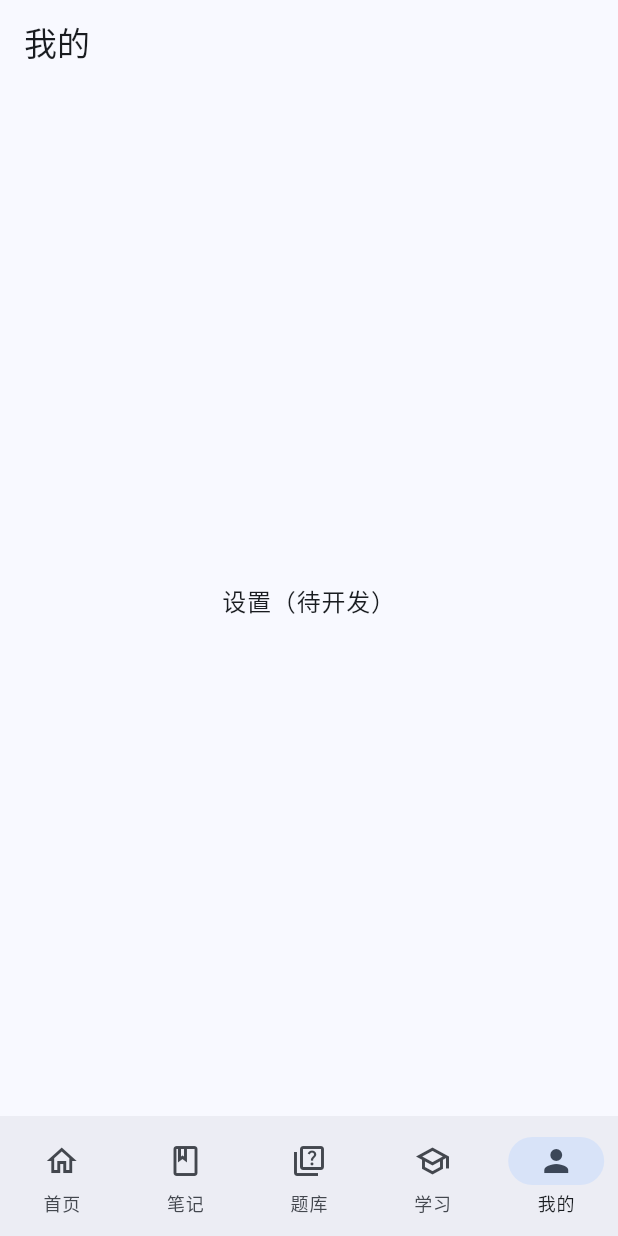
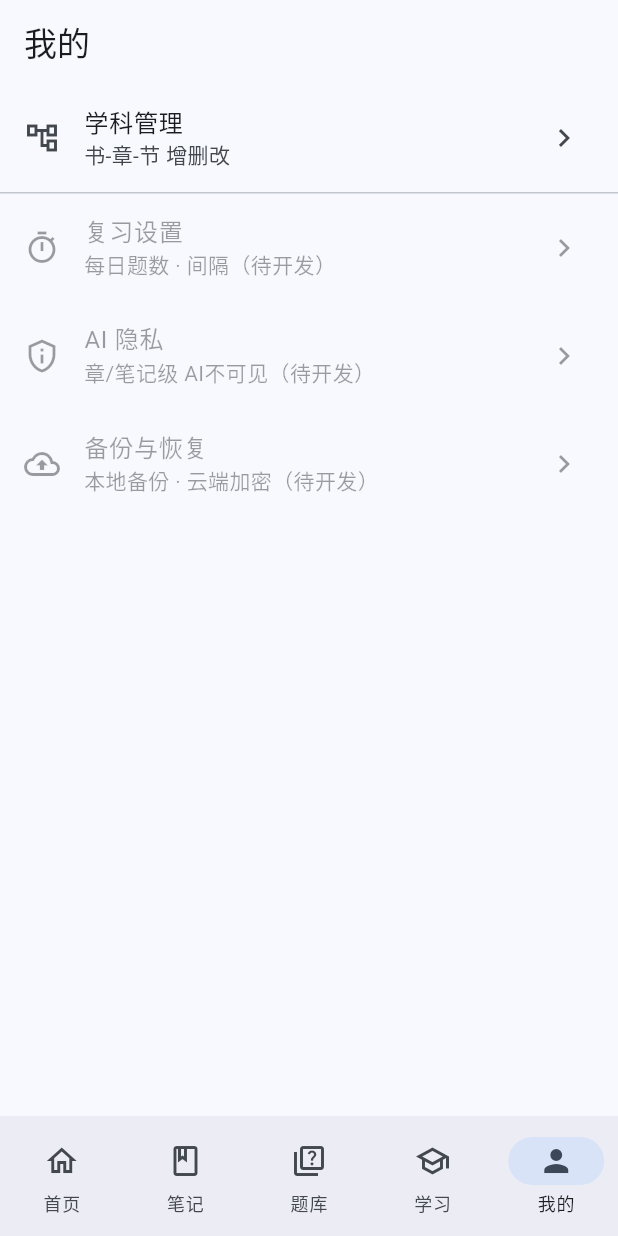
Before and after one commit to shangjiangyanliang-coder/ruoke, a Flutter app: the screen it shows after launch, item 5 of the bottom bar chosen, on a phone screen of 412 x 824 dp. Run offline on Flutter 3.47's test engine with Material 3 defaults, Android fonts, the phone set to English and light mode, and no system bars; our stand-ins replace drift, drift_flutter, flutter_dotenv, flutter_riverpod, go_router; missing offline and left inert: flutter_quill; accounts and stored records are empty; generated files the repository leaves out were written again.

```diff
--- a/lib/src/features/notes/view_model/view_model_providers.dart
+++ b/lib/src/features/notes/view_model/view_model_providers.dart
@@ -7,6 +7,7 @@ import 'package:flutter_riverpod/flutter_riverpod.dart';
 import '../models/note.dart';
 import 'note_editor_view_model.dart';
 import 'note_list_view_model.dart';
+import 'subject_manage_view_model.dart';
 import 'subject_tree_view_model.dart';
 
 /// 笔记列表 ViewModel Provider（保留，第3批 UI 改用 B1 树，此 Provider 暂备用）。
@@ -20,3 +21,8 @@ final noteEditorVmProvider =
 /// B1 笔记分级树 ViewModel Provider（书-章-节-笔记嵌套树 + 未分类组）。
 final subjectTreeVmProvider =
     AsyncNotifierProvider<SubjectTreeVm, SubjectTreeState>(SubjectTreeVm.new);
+
+/// 学科管理 ViewModel Provider（我的tab 学科管理入口）。
+final subjectManageVmProvider =
+    AsyncNotifierProvider<SubjectManageVm, SubjectManageState>(
+        SubjectManageVm.new);
--- a/lib/src/routing/app_router.dart
+++ b/lib/src/routing/app_router.dart
@@ -9,7 +9,9 @@ import 'package:go_router/go_router.dart';
 
 import '../features/notes/view/note_editor_view.dart';
 import '../features/notes/view/note_list_view.dart';
+import '../features/notes/view/subject_manage_view.dart';
 import 'placeholder_page.dart';
+import 'settings_view.dart';
 
 /// 全局路由配置。由 main.dart 或 ProviderScope 注入 MaterialApp.router。
 final GoRouter appRouter = GoRouter(
@@ -68,14 +70,17 @@ final GoRouter appRouter = GoRouter(
             ),
           ),
         ]),
-        // tab4 我的（占位）
+        // tab4 我的（设置，含学科管理入口）
         StatefulShellBranch(routes: [
           GoRoute(
             path: '/settings',
-            builder: (context, state) => const PlaceholderPage(
-              title: '我的',
-              hint: '设置（待开发）',
-            ),
+            builder: (context, state) => const SettingsView(),
+            routes: [
+              GoRoute(
+                path: 'subjects',
+                builder: (context, state) => const SubjectManageView(),
+              ),
+            ],
           ),
         ]),
       ],
--- /dev/null
+++ b/lib/src/routing/settings_view.dart
@@ -0,0 +1,53 @@
+// 文件: lib/src/routing/settings_view.dart
+// 作用: "我的" tab 设置页。当前第3批含：学科管理入口、占位条目（复习设置/AI隐私/备份）。
+//       后续批逐次填充。点击条目跳对应子页。
+import 'package:flutter/material.dart';
+import 'package:go_router/go_router.dart';
+
+/// "我的" tab 设置页。
+class SettingsView extends StatelessWidget {
+  const SettingsView({super.key});
+
+  @override
+  Widget build(BuildContext context) {
+    return Scaffold(
+      appBar: AppBar(title: const Text('我的')),
+      body: ListView(
+        children: [
+          ListTile(
+            leading: const Icon(Icons.account_tree_outlined),
+            title: const Text('学科管理'),
+            subtitle: const Text('书-章-节 增删改'),
+            trailing: const Icon(Icons.chevron_right),
+            onTap: () => context.push('/settings/subjects'),
+          ),
+          const Divider(height: 1),
+          ListTile(
+            leading: const Icon(Icons.timer_outlined),
+            title: const Text('复习设置'),
+            subtitle: const Text('每日题数 · 间隔（待开发）'),
+            trailing: const Icon(Icons.chevron_right),
+            enabled: false,
+            onTap: null,
+          ),
+          ListTile(
+            leading: const Icon(Icons.privacy_tip_outlined),
+            title: const Text('AI 隐私'),
+            subtitle: const Text('章/笔记级 AI不可见（待开发）'),
+            trailing: const Icon(Icons.chevron_right),
+            enabled: false,
+            onTap: null,
+          ),
+          ListTile(
+            leading: const Icon(Icons.cloud_upload_outlined),
+            title: const Text('备份与恢复'),
+            subtitle: const Text('本地备份 · 云端加密（待开发）'),
+            trailing: const Icon(Icons.chevron_right),
+            enabled: false,
+            onTap: null,
+          ),
+        ],
+      ),
+    );
+  }
+}
```
Also changed, not shown: lib/src/features/notes/view/subject_manage_view.dart (added, +247 -0 lines), lib/src/features/notes/view_model/subject_manage_view_model.dart (added, +68 -0 lines).
